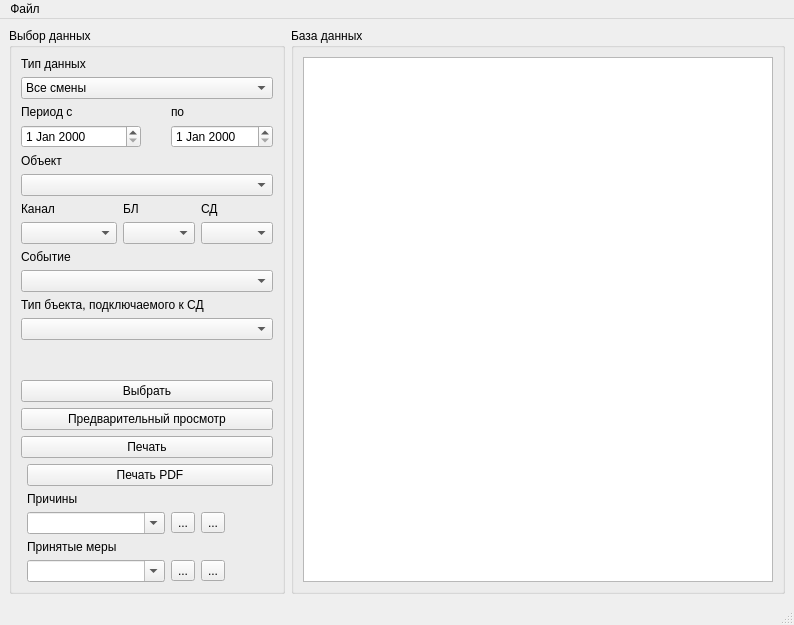
First picture: the form in m_db/MainWindowDB.ui, repository xXRadioHeadXx/start7, before the edit.
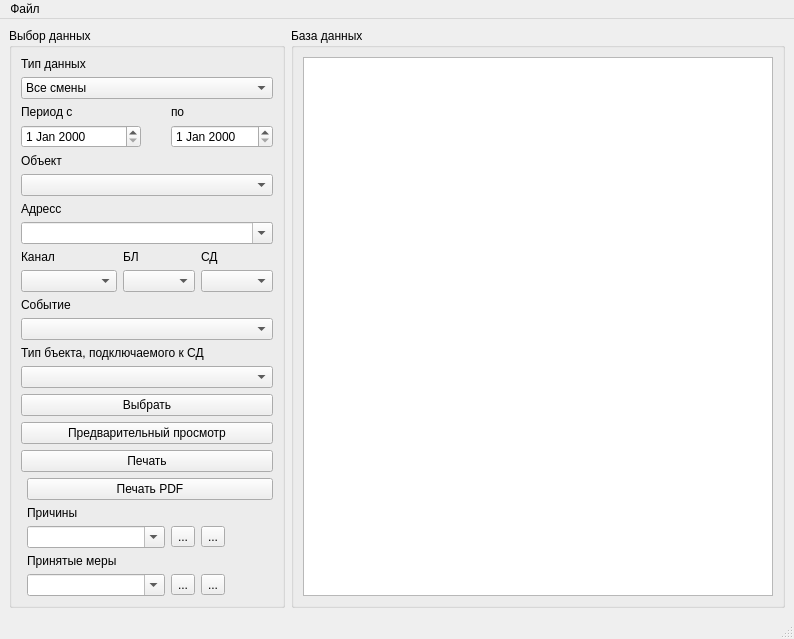
Second picture: the form after the edit.

```diff
--- a/m_db/MainWindowDB.ui
+++ b/m_db/MainWindowDB.ui
@@ -21,16 +21,28 @@
        <string>Выбор данных</string>
       </property>
       <layout class="QGridLayout" name="gridLayout">
-       <item row="3" column="0" colspan="3">
-        <widget class="QDateEdit" name="dateEdit"/>
+       <item row="16" column="0" colspan="6">
+        <widget class="QPushButton" name="pushButton">
+         <property name="text">
+          <string>Выбрать</string>
+         </property>
+        </widget>
        </item>
-       <item row="5" column="0" colspan="6">
-        <widget class="QComboBox" name="comboBox_2"/>
+       <item row="19" column="1" colspan="5">
+        <widget class="QPushButton" name="pushButton_4">
+         <property name="text">
+          <string>Печать PDF</string>
+         </property>
+        </widget>
        </item>
-       <item row="9" column="0" colspan="6">
-        <widget class="QComboBox" name="comboBox_3"/>
+       <item row="8" column="2" colspan="2">
+        <widget class="QLabel" name="label_9">
+         <property name="text">
+          <string>БЛ</string>
+         </property>
+        </widget>
        </item>
-       <item row="12" column="1">
+       <item row="15" column="1">
         <spacer name="verticalSpacer">
          <property name="orientation">
           <enum>Qt::Vertical</enum>
@@ -43,165 +55,153 @@
          </property>
         </spacer>
        </item>
-       <item row="10" column="0" colspan="6">
-        <widget class="QLabel" name="label_11">
-         <property name="text">
-          <string>Тип бъекта, подключаемого к СД</string>
-         </property>
-        </widget>
-       </item>
-       <item row="7" column="0" colspan="2">
+       <item row="10" column="0" colspan="2">
         <widget class="QComboBox" name="comboBox_6"/>
        </item>
-       <item row="20" column="5">
-        <widget class="QToolButton" name="toolButtonRemoveTakenMeasures">
-         <property name="text">
-          <string>...</string>
-         </property>
-        </widget>
+       <item row="10" column="2" colspan="3">
+        <widget class="QComboBox" name="comboBox_7"/>
        </item>
        <item row="13" column="0" colspan="6">
-        <widget class="QPushButton" name="pushButton">
+        <widget class="QLabel" name="label_11">
          <property name="text">
-          <string>Выбрать</string>
+          <string>Тип бъекта, подключаемого к СД</string>
          </property>
         </widget>
        </item>
-       <item row="19" column="1">
+       <item row="5" column="0" colspan="6">
+        <widget class="QComboBox" name="comboBox_2"/>
+       </item>
+       <item row="4" column="0" colspan="2">
+        <widget class="QLabel" name="label_4">
+         <property name="text">
+          <string>Объект</string>
+         </property>
+        </widget>
+       </item>
+       <item row="22" column="1">
         <widget class="QLabel" name="label_7">
          <property name="text">
           <string>Принятые меры</string>
          </property>
         </widget>
        </item>
-       <item row="20" column="1" colspan="3">
-        <widget class="QComboBox" name="comboBoxTakenMeasures">
-         <property name="editable">
-          <bool>true</bool>
-         </property>
-        </widget>
-       </item>
-       <item row="6" column="2" colspan="2">
-        <widget class="QLabel" name="label_9">
-         <property name="text">
-          <string>БЛ</string>
-         </property>
-        </widget>
-       </item>
-       <item row="18" column="4">
-        <widget class="QToolButton" name="toolButtonAddReason">
-         <property name="text">
-          <string>...</string>
-         </property>
-        </widget>
-       </item>
-       <item row="15" column="0" colspan="6">
-        <widget class="QPushButton" name="pushButton_3">
-         <property name="text">
-          <string>Печать</string>
-         </property>
-        </widget>
-       </item>
-       <item row="18" column="1" colspan="3">
-        <widget class="QComboBox" name="comboBoxReason">
-         <property name="editable">
-          <bool>true</bool>
-         </property>
-        </widget>
-       </item>
-       <item row="1" column="0" colspan="6">
-        <widget class="QComboBox" name="comboBox">
-         <item>
-          <property name="text">
-           <string>Все смены</string>
-          </property>
-         </item>
-         <item>
-          <property name="text">
-           <string>По параметрам</string>
-          </property>
-         </item>
-        </widget>
-       </item>
-       <item row="17" column="1">
+       <item row="20" column="1">
         <widget class="QLabel" name="label_6">
          <property name="text">
           <string>Причины</string>
          </property>
         </widget>
        </item>
-       <item row="11" column="0" colspan="6">
+       <item row="21" column="5">
+        <widget class="QToolButton" name="toolButtonRemoveReason">
+         <property name="text">
+          <string>...</string>
+         </property>
+        </widget>
+       </item>
+       <item row="10" column="5">
+        <widget class="QComboBox" name="comboBox_8"/>
+       </item>
+       <item row="23" column="4">
+        <widget class="QToolButton" name="toolButtonAddTakenMeasures">
+         <property name="text">
+          <string>...</string>
+         </property>
+        </widget>
+       </item>
+       <item row="2" column="0" colspan="2">
+        <widget class="QLabel" name="label_2">
+         <property name="text">
+          <string>Период с</string>
+         </property>
+        </widget>
+       </item>
+       <item row="0" column="0" colspan="2">
+        <widget class="QLabel" name="label">
+         <property name="text">
+          <string>Тип данных</string>
+         </property>
+        </widget>
+       </item>
+       <item row="8" column="0" colspan="2">
+        <widget class="QLabel" name="label_8">
+         <property name="text">
+          <string>Канал</string>
+         </property>
+        </widget>
+       </item>
+       <item row="14" column="0" colspan="6">
         <widget class="QComboBox" name="comboBox_9"/>
        </item>
-       <item row="6" column="5">
+       <item row="8" column="5">
         <widget class="QLabel" name="label_10">
          <property name="text">
           <string>СД</string>
          </property>
         </widget>
        </item>
-       <item row="20" column="4">
-        <widget class="QToolButton" name="toolButtonAddTakenMeasures">
-         <property name="text">
-          <string>...</string>
-         </property>
-        </widget>
+       <item row="3" column="0" colspan="3">
+        <widget class="QDateEdit" name="dateEdit"/>
        </item>
-       <item row="4" column="0" colspan="2">
-        <widget class="QLabel" name="label_4">
-         <property name="text">
-          <string>Объект</string>
-         </property>
-        </widget>
-       </item>
-       <item row="14" column="0" colspan="6">
+       <item row="17" column="0" colspan="6">
         <widget class="QPushButton" name="pushButton_2">
          <property name="text">
           <string>Предварительный просмотр</string>
          </property>
         </widget>
        </item>
-       <item row="8" column="0" colspan="2">
-        <widget class="QLabel" name="label_5">
+       <item row="1" column="0" colspan="6">
+        <widget class="QComboBox" name="comboBox">
+         <item>
+          <property name="text">
+           <string>Все смены</string>
+          </property>
+         </item>
+         <item>
+          <property name="text">
+           <string>По параметрам</string>
+          </property>
+         </item>
+        </widget>
+       </item>
+       <item row="21" column="4">
+        <widget class="QToolButton" name="toolButtonAddReason">
          <property name="text">
-          <string>Событие</string>
+          <string>...</string>
          </property>
         </widget>
        </item>
-       <item row="6" column="0" colspan="2">
-        <widget class="QLabel" name="label_8">
+       <item row="18" column="0" colspan="6">
+        <widget class="QPushButton" name="pushButton_3">
          <property name="text">
-          <string>Канал</string>
+          <string>Печать</string>
          </property>
         </widget>
        </item>
        <item row="3" column="4" colspan="2">
         <widget class="QDateEdit" name="dateEdit_2"/>
        </item>
-       <item row="7" column="5">
-        <widget class="QComboBox" name="comboBox_8"/>
+       <item row="12" column="0" colspan="6">
+        <widget class="QComboBox" name="comboBox_3"/>
        </item>
-       <item row="7" column="2" colspan="3">
-        <widget class="QComboBox" name="comboBox_7"/>
-       </item>
-       <item row="18" column="5">
-        <widget class="QToolButton" name="toolButtonRemoveReason">
-         <property name="text">
-          <string>...</string>
+       <item row="21" column="1" colspan="3">
+        <widget class="QComboBox" name="comboBoxReason">
+         <property name="editable">
+          <bool>true</bool>
          </property>
         </widget>
        </item>
-       <item row="0" column="0" colspan="2">
-        <widget class="QLabel" name="label">
-         <property name="text">
-          <string>Тип данных</string>
+       <item row="23" column="1" colspan="3">
+        <widget class="QComboBox" name="comboBoxTakenMeasures">
+         <property name="editable">
+          <bool>true</bool>
          </property>
         </widget>
        </item>
-       <item row="2" column="0" colspan="2">
-        <widget class="QLabel" name="label_2">
+       <item row="11" column="0" colspan="2">
+        <widget class="QLabel" name="label_5">
          <property name="text">
-          <string>Период с</string>
+          <string>Событие</string>
          </property>
         </widget>
        </item>
@@ -212,10 +212,27 @@
          </property>
         </widget>
        </item>
-       <item row="16" column="1" colspan="5">
-        <widget class="QPushButton" name="pushButton_4">
+       <item row="23" column="5">
+        <widget class="QToolButton" name="toolButtonRemoveTakenMeasures">
          <property name="text">
-          <string>Печать PDF</string>
+          <string>...</string>
+         </property>
+        </widget>
+       </item>
+       <item row="7" column="0" colspan="6">
+        <widget class="QComboBox" name="comboBox_4">
+         <property name="enabled">
+          <bool>true</bool>
+         </property>
+         <property name="editable">
+          <bool>true</bool>
+         </property>
+        </widget>
+       </item>
+       <item row="6" column="0" colspan="6">
+        <widget class="QLabel" name="label_12">
+         <property name="text">
+          <string>Адресс </string>
          </property>
         </widget>
        </item>
```
